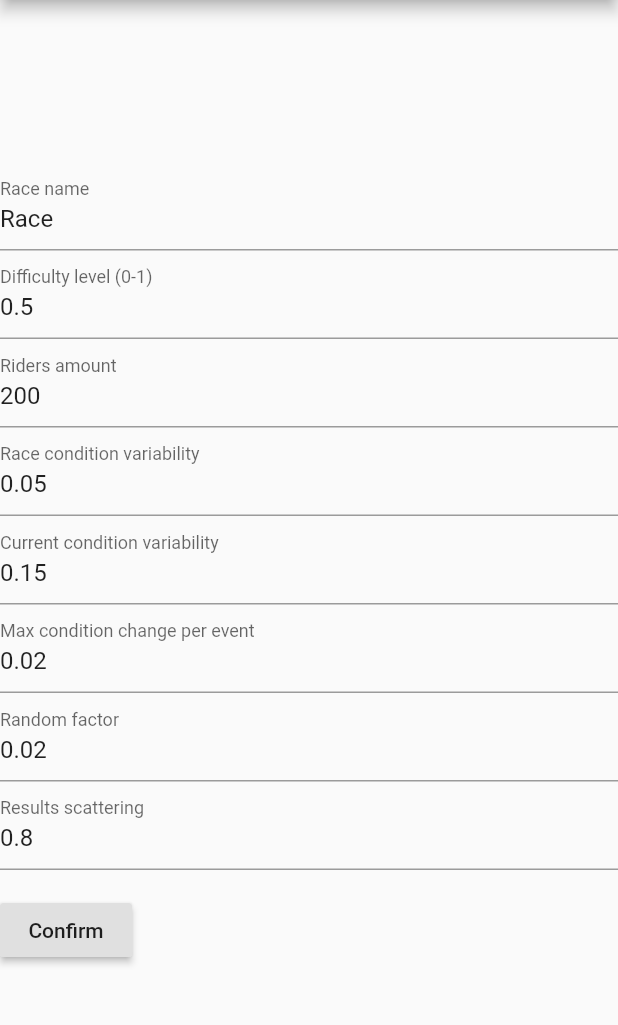
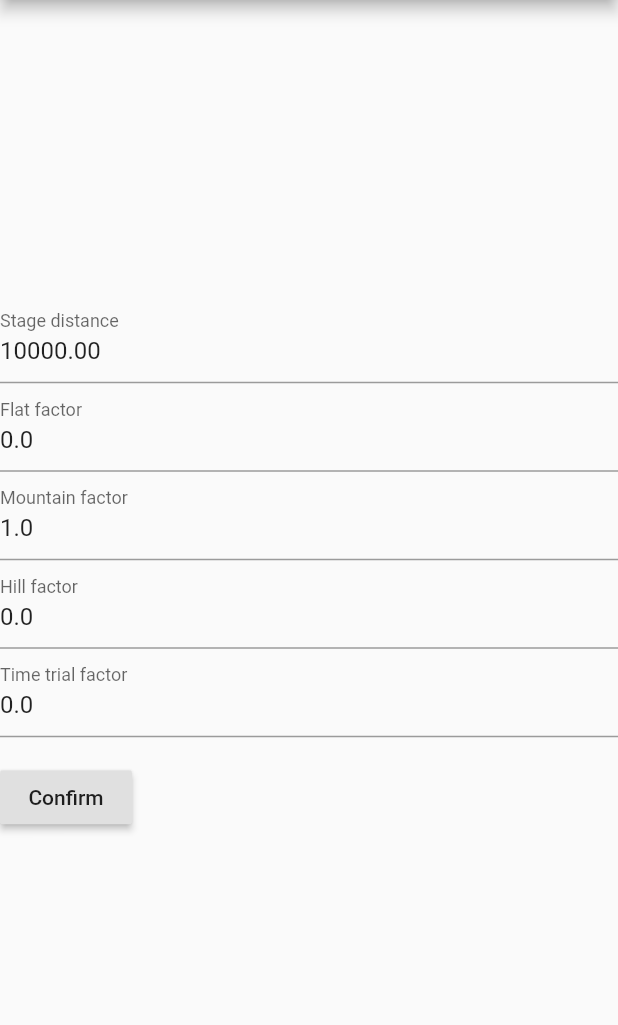
Before and after one commit to adam-pociejowski/sport-activity-assistant, a Flutter app: the screen it shows after launch, after a tap on "Confirm", on a phone screen of 412 x 824 dp, the part 84-1109 px from its top. Run offline on Flutter 3.47's test engine with Material 2 defaults, Android fonts, the phone set to English and light mode, and no system bars; our stand-ins replace location; missing offline and left inert: global_configuration, imagebutton; generated files the repository leaves out were written again; network calls fail.

Commit message:
Material palette moved to config file

```diff
--- /dev/null
+++ b/lib/core/enums/app_config.dart
@@ -0,0 +1,5 @@
+import 'package:flutter/material.dart';
+
+class AppConfig {
+  static const MATERIAL_PALETTE = Colors.grey;
+}
--- /dev/null
+++ b/lib/core/model/custom_form_field.dart
@@ -0,0 +1,12 @@
+class CustomFormField {
+  final String _name;
+  final String label;
+  final String type;
+  final String defaultValue;
+
+  CustomFormField(this._name, this.type, this.label, this.defaultValue);
+
+  String toString() {
+    return _name;
+  }
+}
--- a/lib/dashboard/widget/dashboard_widget.dart
+++ b/lib/dashboard/widget/dashboard_widget.dart
@@ -2,9 +2,8 @@ import 'package:flutter/material.dart';
 import 'package:flutterapp/navigation/widget/nav_drawer_widget.dart';
 
 class DashboardWidget extends StatefulWidget {
-  final MaterialColor materialPalette;
 
-  DashboardWidget(this.materialPalette);
+  DashboardWidget();
 
   _DashboardWidgetState createState() => _DashboardWidgetState();
 }
@@ -13,7 +12,7 @@ class _DashboardWidgetState extends State<DashboardWidget> {
 
   Widget build(BuildContext context) {
     return Scaffold(
-      drawer: NavDrawerWidget(widget.materialPalette),
+      drawer: NavDrawerWidget(),
       appBar: AppBar(
         title: Text('Dashboard'),
       ),
--- a/lib/main.dart
+++ b/lib/main.dart
@@ -9,18 +9,16 @@ void main() async {
 }
 
 class MyApp extends StatelessWidget {
-  final MaterialColor materialPalette = Colors.grey;
-
   Widget build(BuildContext context) {
     return MaterialApp(
       title: 'Sport Activity Assistant',
       theme: ThemeData(
         primaryColor: Colors.white,
       ),
-//      home: RecordActivityWidget(new SimulateRaceLocationObserver(null), materialPalette),
-//      home: RaceListWidget(materialPalette),
-//      home: DashboardWidget(materialPalette),
-      home: CreateRaceWidget(materialPalette),
+//      home: RecordActivityWidget(new SimulateRaceLocationObserver(null)),
+//      home: RaceListWidget(),
+//      home: DashboardWidget(),
+      home: CreateRaceWidget(),
     );
   }
 }
--- a/lib/navigation/widget/nav_drawer_widget.dart
+++ b/lib/navigation/widget/nav_drawer_widget.dart
@@ -5,9 +5,8 @@ import 'package:flutterapp/race/widget/race_list_widget.dart';
 import 'package:flutterapp/record_activity/widget/record_activity_widget.dart';
 
 class NavDrawerWidget extends StatelessWidget {
-  final MaterialColor materialPalette;
 
-  NavDrawerWidget(this.materialPalette);
+  NavDrawerWidget();
 
   Widget build(BuildContext context) {
     return Drawer(
@@ -31,7 +30,7 @@ class NavDrawerWidget extends StatelessWidget {
             onTap: () => {
               Navigator.push(
                 context,
-                MaterialPageRoute(builder: (context) => DashboardWidget(materialPalette)),
+                MaterialPageRoute(builder: (context) => DashboardWidget()),
               ),
             },
           ),
@@ -41,7 +40,7 @@ class NavDrawerWidget extends StatelessWidget {
             onTap: () => {
               Navigator.push(
                 context,
-                MaterialPageRoute(builder: (context) => RecordActivityWidget(new CompareYourResultsLocationObserver(), materialPalette)),
+                MaterialPageRoute(builder: (context) => RecordActivityWidget(new CompareYourResultsLocationObserver())),
               ),
             },
           ),
@@ -51,7 +50,7 @@ class NavDrawerWidget extends StatelessWidget {
             onTap: () => {
               Navigator.push(
                 context,
-                MaterialPageRoute(builder: (context) => RaceListWidget(materialPalette)),
+                MaterialPageRoute(builder: (context) => RaceListWidget()),
               ),
             },
           ),
--- /dev/null
+++ b/lib/race/builder/race_init_builder.dart
@@ -0,0 +1,82 @@
+import 'package:flutterapp/race/model/race_init_request.dart';
+import 'package:flutterapp/race/model/stage.dart';
+
+class RaceInitBuilder {
+  String _name;
+  double _difficulty;
+  List<Stage> _stages;
+  int _ridersAmount;
+  String _activityType;
+  double _riderRaceConditionVariability;
+  double _riderCurrentConditionVariability;
+  double _maxRiderCurrentConditionChangePerEvent;
+  double _randomFactorVariability;
+  double _resultsScattering;
+
+  RaceInitRequest build() {
+    return new RaceInitRequest(
+        name: _name,
+        difficulty: _difficulty,
+        stages: _stages,
+        ridersAmount: _ridersAmount,
+        activityType: _activityType,
+        riderRaceConditionVariability: _riderRaceConditionVariability,
+        riderCurrentConditionVariability: _riderCurrentConditionVariability,
+        maxRiderCurrentConditionChangePerEvent: _maxRiderCurrentConditionChangePerEvent,
+        randomFactorVariability: _randomFactorVariability,
+        resultsScattering: _resultsScattering);
+  }
+
+  RaceInitBuilder name(String value) {
+    _name = value;
+    return this;
+  }
+
+  RaceInitBuilder difficulty(double value) {
+    _difficulty = value;
+    return this;
+  }
+
+  RaceInitBuilder addStage(Stage value) {
+    if (_stages.isEmpty) {
+      _stages = [];
+    }
+    _stages.add(value);
+    return this;
+  }
+
+  RaceInitBuilder ridersAmount(int value) {
+    _ridersAmount = value;
+    return this;
+  }
+
+  RaceInitBuilder activityType(String value) {
+    _activityType = value;
+    return this;
+  }
+
+  RaceInitBuilder riderRaceConditionVariability(double value) {
+    _riderRaceConditionVariability = value;
+    return this;
+  }
+
+  RaceInitBuilder riderCurrentConditionVariability(double value) {
+    _riderCurrentConditionVariability = value;
+    return this;
+  }
+
+  RaceInitBuilder maxRiderCurrentConditionChangePerEvent(double value) {
+    _maxRiderCurrentConditionChangePerEvent = value;
+    return this;
+  }
+
+  RaceInitBuilder randomFactorVariability(double value) {
+    _randomFactorVariability = value;
+    return this;
+  }
+
+  RaceInitBuilder resultsScattering(double value) {
+    _resultsScattering = value;
+    return this;
+  }
+}
--- /dev/null
+++ b/lib/race/widget/abstract_create_race_widget.dart
@@ -0,0 +1,48 @@
+import 'package:flutter/material.dart';
+import 'package:flutterapp/core/model/custom_form_field.dart';
+
+abstract class AbstractCreateStageWidgetState<T extends StatefulWidget> extends State<T> {
+  final Map<CustomFormField, TextEditingController> textControllers = {};
+  final formKey = GlobalKey<FormState>();
+  final List<CustomFormField> fields;
+
+  AbstractCreateStageWidgetState(this.fields);
+
+  void doAfterValidatedFormSubmitted();
+
+  List<Widget> appendSubmitButton(List<Widget> children) {
+    children.add(Padding(
+        padding: const EdgeInsets.symmetric(vertical: 16.0),
+        child: RaisedButton(
+          onPressed: () {
+            if (formKey.currentState.validate()) {
+              doAfterValidatedFormSubmitted();
+            }
+          },
+          child: Text('Confirm'),
+        )));
+    return children;
+  }
+
+  List<Widget> prepareTextFields() {
+    return fields
+        .map<Widget>((field) => _prepareTextField(field))
+        .toList();
+  }
+
+  Widget _prepareTextField(CustomFormField field) {
+    return TextFormField(
+      keyboardType: field.type == 'String' ? TextInputType.text : TextInputType.number,
+      controller: textControllers.putIfAbsent(field, () => TextEditingController(text: field.defaultValue)),
+      decoration: InputDecoration(
+        labelText: field.label,
+      ),
+      validator: (value) {
+        if (value.isEmpty) {
+          return 'This field is required';
+        }
+        return null;
+      },
+    );
+  }
+}
--- /dev/null
+++ b/lib/race/widget/create_race_stage_widget.dart
@@ -0,0 +1,53 @@
+import 'package:flutter/material.dart';
+import 'package:flutterapp/navigation/widget/nav_drawer_widget.dart';
+import 'package:flutterapp/race/builder/race_init_builder.dart';
+import 'package:flutterapp/core/model/custom_form_field.dart';
+import 'abstract_create_race_widget.dart';
+
+class CreateRaceStageWidget extends StatefulWidget {
+  final RaceInitBuilder raceInitBuilder;
+
+  CreateRaceStageWidget(this.raceInitBuilder);
+
+  _CreateRaceStageWidgetState createState() => _CreateRaceStageWidgetState();
+}
+
+class _CreateRaceStageWidgetState extends AbstractCreateStageWidgetState<CreateRaceStageWidget> {
+  static final distanceField = new CustomFormField('DISTANCE', 'number', 'Stage distance', '10000.00');
+  static final flatFactorField = new CustomFormField('FLAT_FACTOR', 'number', 'Flat factor', '0.0');
+  static final mountainFactorField = new CustomFormField('MOUNTAIN_FACTOR', 'number', 'Mountain factor', '1.0');
+  static final hillFactorField = new CustomFormField('HILL_FACTOR', 'number', 'Hill factor', '0.0');
+  static final timeTrialFactorField = new CustomFormField('TIME_TRIAL_FACTOR', 'number', 'Time trial factor', '0.0');
+
+  _CreateRaceStageWidgetState() : super([
+    distanceField,
+    flatFactorField,
+    mountainFactorField,
+    hillFactorField,
+    timeTrialFactorField
+  ]);
+
+  Widget build(BuildContext context) {
+    return Scaffold(
+      drawer: NavDrawerWidget(),
+      appBar: AppBar(
+        title: Text('Create new race'),
+      ),
+      body: Center(
+        child: Form(
+          key: formKey,
+          child: SingleChildScrollView(
+            child: Column(
+              crossAxisAlignment: CrossAxisAlignment.start,
+              children: appendSubmitButton(prepareTextFields())
+            ),
+          ),
+        ),
+      ),
+    );
+  }
+
+  void doAfterValidatedFormSubmitted() {
+
+  }
+}
--- a/lib/race/widget/create_race_widget.dart
+++ b/lib/race/widget/create_race_widget.dart
@@ -1,57 +1,53 @@
 import 'package:flutter/material.dart';
+import 'package:flutterapp/core/enums/activity_type.dart';
+import 'package:flutterapp/core/model/custom_form_field.dart';
 import 'package:flutterapp/navigation/widget/nav_drawer_widget.dart';
-import 'package:global_configuration/global_configuration.dart';
+import 'package:flutterapp/race/builder/race_init_builder.dart';
+import 'package:flutterapp/race/widget/create_race_stage_widget.dart';
+import 'abstract_create_race_widget.dart';
 
 class CreateRaceWidget extends StatefulWidget {
-  final MaterialColor materialPalette;
 
-  CreateRaceWidget(this.materialPalette);
+  CreateRaceWidget();
 
   _CreateRaceWidgetState createState() => _CreateRaceWidgetState();
 }
 
-class _CreateRaceWidgetState extends State<CreateRaceWidget> {
-  final apiUrl = GlobalConfiguration().getString("sport_activity_api_url");
-  final _formKey = GlobalKey<FormState>();
-  final Map<_FormField, TextEditingController> textControllers = {};
+class _CreateRaceWidgetState extends AbstractCreateStageWidgetState<CreateRaceWidget> {
+  final raceInitBuilder = new RaceInitBuilder();
+  static final nameField = new CustomFormField('NAME', 'String', 'Race name', 'Race');
+  static final difficultyField = new CustomFormField('DIFFICULTY', 'number', 'Difficulty level (0-1)', '0.5');
+  static final ridersAmountField = new CustomFormField('RIDERS_AMOUNT', 'number', 'Riders amount', '200');
+  static final ridersRaceConditionFVariabilityField = new CustomFormField('RIDERS_RACE_CONDITION_VARIABILITY', 'number', 'Race condition variability', '0.05');
+  static final ridersCurrentConditionFVariabilityField = new CustomFormField('RIDERS_CURRENT_CONDITION_VARIABILITY', 'number', 'Current condition variability', '0.15');
+  static final ridersConditionChangePerEventField = new CustomFormField('RIDERS_CONDITION_CHANGE_PER_EVENT', 'number', 'Max condition change per event', '0.02');
+  static final randomFactorField = new CustomFormField('RANDOM_FACTOR', 'number', 'Random factor', '0.02');
+  static final resultsScatteringField = new CustomFormField('RESULTS_SCATTERING', 'number', 'Results scattering', '0.8');
 
-  void initState() {
-    super.initState();
-  }
+  _CreateRaceWidgetState() : super([
+    nameField,
+    difficultyField,
+    ridersAmountField,
+    ridersRaceConditionFVariabilityField,
+    ridersCurrentConditionFVariabilityField,
+    ridersConditionChangePerEventField,
+    randomFactorField,
+    resultsScatteringField,
+  ]);
 
   Widget build(BuildContext context) {
     return Scaffold(
-      drawer: NavDrawerWidget(widget.materialPalette),
+      drawer: NavDrawerWidget(),
       appBar: AppBar(
         title: Text('Create new race'),
       ),
       body: Center(
         child: Form(
-          key: _formKey,
+          key: formKey,
           child: SingleChildScrollView(
             child: Column(
               crossAxisAlignment: CrossAxisAlignment.start,
-              children: <Widget>[
-                _prepareTextField(_FormField.NAME),
-                _prepareTextField(_FormField.DIFFICULTY),
-                _prepareTextField(_FormField.RIDERS_AMOUNT),
-                _prepareTextField(_FormField.RIDERS_RACE_CONDITION_VARIABILITY),
-                _prepareTextField(_FormField.RIDERS_CURRENT_CONDITION_VARIABILITY),
-                _prepareTextField(_FormField.RIDERS_CONDITION_CHANGE_PER_EVENT),
-                _prepareTextField(_FormField.RANDOM_FACTOR),
-                _prepareTextField(_FormField.RESULTS_SCATTERING),
-                Padding(
-                  padding: const EdgeInsets.symmetric(vertical: 16.0),
-                  child: RaisedButton(
-                    onPressed: () {
-                      if (_formKey.currentState.validate()) {
-                        print(_formKey.currentState.toString());
-                      }
-                    },
-                    child: Text('Confirm'),
-                  ),
-                ),
-              ],
+              children: appendSubmitButton(prepareTextFields())
             ),
           ),
         ),
@@ -59,41 +55,21 @@ class _CreateRaceWidgetState extends State<CreateRaceWidget> {
     );
   }
 
-  TextFormField _prepareTextField(_FormField field) {
-    return TextFormField(
-      keyboardType: field.type == 'String' ? TextInputType.text : TextInputType.number,
-      controller: textControllers.putIfAbsent(field, () => TextEditingController(text: field.defaultValue)),
-      decoration: InputDecoration(
-        labelText: field.label,
-      ),
-      validator: (value) {
-        if (value.isEmpty) {
-          return 'This field is required';
-        }
-        return null;
-      },
+  void doAfterValidatedFormSubmitted() {
+    Navigator.push(
+        context,
+        MaterialPageRoute(builder: (context) =>
+            CreateRaceStageWidget(
+                raceInitBuilder
+                      .name(textControllers[nameField].text)
+                      .difficulty(double.parse(textControllers[difficultyField].text))
+                      .ridersAmount(int.parse(textControllers[ridersAmountField].text))
+                      .activityType(ActivityType.OUTDOOR_RIDE.toString())
+                      .riderRaceConditionVariability(double.parse(textControllers[ridersRaceConditionFVariabilityField].text))
+                      .riderCurrentConditionVariability(double.parse(textControllers[ridersCurrentConditionFVariabilityField].text))
+                      .maxRiderCurrentConditionChangePerEvent(double.parse(textControllers[ridersConditionChangePerEventField].text))
+                      .randomFactorVariability(double.parse(textControllers[randomFactorField].text))
+                      .resultsScattering(double.parse(textControllers[resultsScatteringField].text))))
     );
   }
 }
-
-class _FormField {
-  static const _FormField NAME = _FormField._('NAME', 'String', 'Race name', 'Race');
-  static const _FormField DIFFICULTY = _FormField._('DIFFICULTY', 'number', 'Difficulty level (0-1)', '0.5');
-  static const _FormField RIDERS_AMOUNT = _FormField._('RIDERS_AMOUNT', 'number', 'Riders amount', '200');
-  static const _FormField RIDERS_RACE_CONDITION_VARIABILITY = _FormField._('RIDERS_RACE_CONDITION_VARIABILITY', 'number', 'Race condition variability', '0.05');
-  static const _FormField RIDERS_CURRENT_CONDITION_VARIABILITY = _FormField._('RIDERS_CURRENT_CONDITION_VARIABILITY', 'number', 'Current condition variability', '0.15');
-  static const _FormField RIDERS_CONDITION_CHANGE_PER_EVENT = _FormField._('RIDERS_CONDITION_CHANGE_PER_EVENT', 'number', 'Max condition change per event', '0.02');
-  static const _FormField RANDOM_FACTOR = _FormField._('RANDOM_FACTOR', 'number', 'Random factor', '0.02');
-  static const _FormField RESULTS_SCATTERING = _FormField._('RESULTS_SCATTERING', 'number', 'Results scattering', '0.8');
-
-  final String _name;
-  final String label;
-  final String type;
-  final String defaultValue;
-
-  const _FormField._(this._name, this.type, this.label, this.defaultValue);
-
-  String toString() {
-    return _name;
-  }
-}
--- a/lib/record_activity/widget/record_activity_stats_bar_widget.dart
+++ b/lib/record_activity/widget/record_activity_stats_bar_widget.dart
@@ -1,12 +1,12 @@
 import 'package:flutter/material.dart';
+import 'package:flutterapp/core/enums/app_config.dart';
 import 'package:flutterapp/record_activity/model/record_activity_widget_model.dart';
 import 'package:intl/intl.dart';
 
 class RecordActivityStatsBarWidget extends StatefulWidget {
   final RecordActivityWidgetModel model;
-  final MaterialColor materialColor;
 
-  RecordActivityStatsBarWidget(this.model, this.materialColor);
+  RecordActivityStatsBarWidget(this.model);
 
   _RecordActivityStatsBarWidgetState createState() => _RecordActivityStatsBarWidgetState();
 }
@@ -16,7 +16,7 @@ class _RecordActivityStatsBarWidgetState extends State<RecordActivityStatsBarWid
   Widget build(BuildContext context) {
     return Container(
       padding: const EdgeInsets.all(10.0),
-      color: widget.materialColor.shade300,
+      color: AppConfig.MATERIAL_PALETTE.shade300,
       child: Row(
         children: <Widget>[
           Expanded(
--- a/lib/record_activity/widget/record_activity_widget.dart
+++ b/lib/record_activity/widget/record_activity_widget.dart
@@ -9,9 +9,8 @@ import 'package:flutterapp/record_activity/widget/record_activity_stats_bar_widg
 
 class RecordActivityWidget extends StatefulWidget {
   final AbstractActivityLocationObserver observer;
-  final Color materialPalette;
 
-  RecordActivityWidget(this.observer, this.materialPalette);
+  RecordActivityWidget(this.observer);
 
   _RecordActivityWidgetState createState() => _RecordActivityWidgetState();
 }
@@ -37,21 +36,21 @@ class _RecordActivityWidgetState extends RecordActivityWidgetState {
 
   Widget build(BuildContext context) {
     return Scaffold(
-      drawer: NavDrawerWidget(widget.materialPalette),
+      drawer: NavDrawerWidget(),
       appBar: AppBar(
         title: Text('Record activity'),
       ),
       body: Center(
         child: Column(
           children: <Widget>[
-            RecordActivityStatsBarWidget(_model, widget.materialPalette),
-            RecordActivityRankingTypeBarWidget(callback, widget.materialPalette, widget.observer.rankingType),
+            RecordActivityStatsBarWidget(_model),
+            RecordActivityRankingTypeBarWidget(callback, widget.observer.rankingType),
             Expanded(
               child: ListView.builder(
                 padding: const EdgeInsets.all(5.0),
                 itemCount: _model.ranking.length,
                 itemBuilder: (BuildContext context, int index) {
-                  return RecordActivityRankingItemWidget(_model.ranking[index], widget.materialPalette, index + 1);
+                  return RecordActivityRankingItemWidget(_model.ranking[index], index + 1);
                 },
               ),
             )
```
Also changed, not shown: lib/race/widget/race_list_widget.dart (+7 -7 lines), lib/record_activity/widget/record_activity_ranking_item_widget.dart (+5 -5 lines), lib/record_activity/widget/record_activity_ranking_type_bar_widget.dart (+5 -5 lines).
